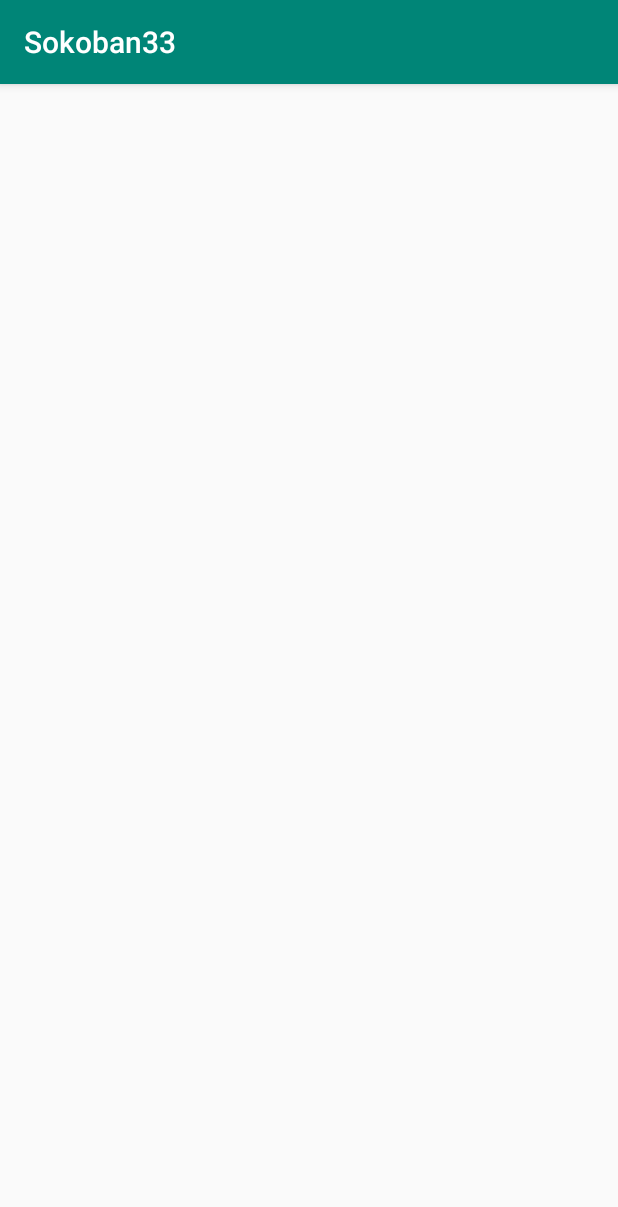
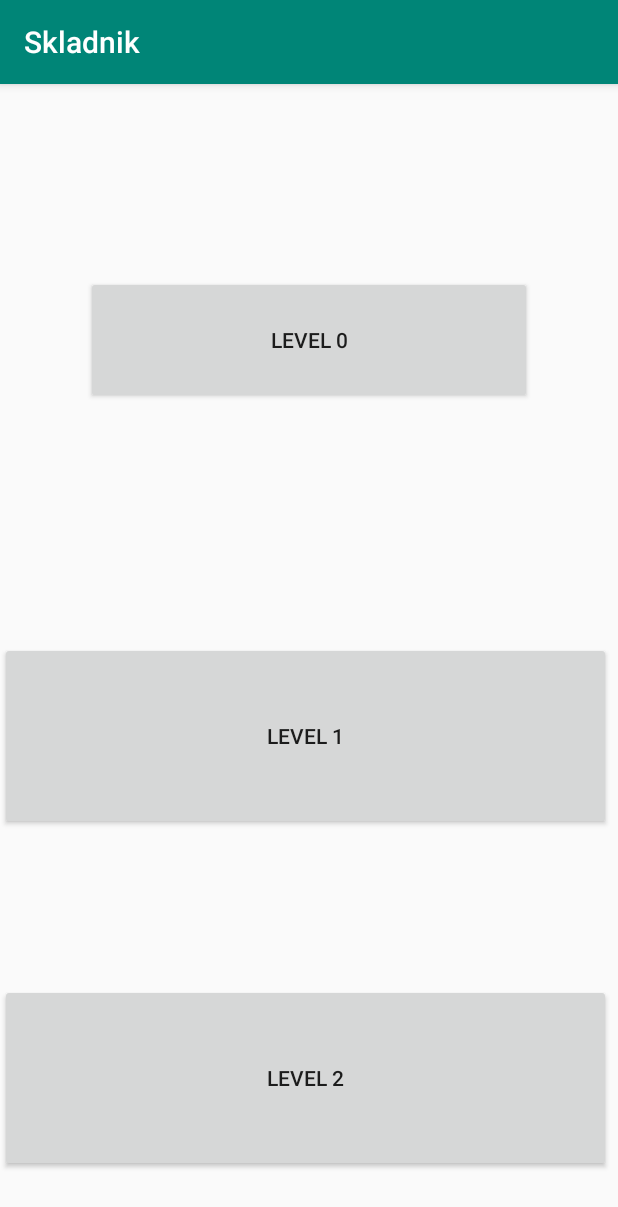
Before and after one commit to rddrdhd/TAMZII_Sokoban, an Android app: the LevelsActivity screen opened directly, with no data from a screen before it, on a phone screen of 412 x 824 dp. Shown: the top 1207 px of the screen. Run offline under Robolectric (Android 15) with nearby library versions, the phone set to English and light mode, and no system bars.

Commit message:
WIP: Levels

```diff
--- a/app/src/main/AndroidManifest.xml
+++ b/app/src/main/AndroidManifest.xml
@@ -10,7 +10,6 @@
         android:supportsRtl="true"
         android:theme="@style/AppTheme"
         tools:ignore="GoogleAppIndexingWarning">
-        <activity android:name=".LevelsActivity"></activity>
         <activity android:name=".MainActivity">
             <intent-filter>
                 <action android:name="android.intent.action.MAIN" />
@@ -18,7 +17,8 @@
                 <category android:name="android.intent.category.LAUNCHER" />
             </intent-filter>
         </activity>
-        <activity android:name=".SokoActivity"></activity>
+        <activity android:name=".SokoActivity" />
+        <activity android:name=".LevelsActivity" />
     </application>
 
 </manifest>
--- a/app/src/main/java/com/example/sokoban33/GameObject.java
+++ b/app/src/main/java/com/example/sokoban33/GameObject.java
@@ -21,6 +21,7 @@ class GameObject {
         if (E.resetingLevel){
             this.posX = E.startX;
             this.posY = E.startY;
+            E.touches = 0;
             E.resetingLevel = false;
         }
 
--- a/app/src/main/java/com/example/sokoban33/SokoActivity.java
+++ b/app/src/main/java/com/example/sokoban33/SokoActivity.java
@@ -1,5 +1,6 @@
 package com.example.sokoban33;
 
+import android.content.Intent;
 import android.os.Bundle;
 import android.support.v7.app.AppCompatActivity;
 import android.view.Menu;
@@ -21,10 +22,11 @@ public class SokoActivity extends AppCompatActivity {
     public boolean onOptionsItemSelected(MenuItem item) {
         switch (item.getItemId()) {
             case R.id.levels:
-                // do something
+                Intent i = new Intent(this, LevelsActivity.class);
+                startActivity(i);
                 return true;
+
             case R.id.reset:
-
                 View sokoV = findViewById(R.id.sokoView);
                 E.actualLevelArray = E.LEVELS[E.actualLevel].clone();
                 E.resetingLevel = true;
--- a/app/src/main/res/layout/activity_levels.xml
+++ b/app/src/main/res/layout/activity_levels.xml
@@ -6,4 +6,48 @@
     android:layout_height="match_parent"
     tools:context=".LevelsActivity">
 
+    <!--ListView
+        android:id="@+id/listView1"
+        android:layout_width="fill_parent"
+        android:layout_height="wrap_content"
+        android:background="#1D1D1D"
+        android:divider="#A2A2A2"
+        android:dividerHeight="2px">
+    </ListView-->
+
+
+    <Button
+        android:id="@+id/buttLev0"
+        android:layout_width="297dp"
+        android:layout_height="85dp"
+        android:layout_marginTop="128dp"
+        android:text="Level 0"
+        android:onClick="setLevel0"
+        app:layout_constraintEnd_toEndOf="parent"
+        app:layout_constraintStart_toStartOf="parent"
+        app:layout_constraintTop_toTopOf="parent" />
+
+    <Button
+        android:id="@+id/buttLev1"
+        android:layout_width="407dp"
+        android:layout_height="125dp"
+        android:layout_marginTop="372dp"
+        android:text="Level 1"
+        android:onClick="setLevel1"
+        app:layout_constraintEnd_toEndOf="parent"
+        app:layout_constraintHorizontal_bias="0.0"
+        app:layout_constraintStart_toStartOf="parent"
+        app:layout_constraintTop_toTopOf="parent" />
+
+    <Button
+        android:id="@+id/buttLev2"
+        android:layout_width="407dp"
+        android:layout_height="125dp"
+        android:layout_marginTop="600dp"
+        android:text="Level 2"
+        android:onClick="setLevel2"
+        app:layout_constraintEnd_toEndOf="parent"
+        app:layout_constraintHorizontal_bias="0.0"
+        app:layout_constraintStart_toStartOf="parent"
+        app:layout_constraintTop_toTopOf="parent" />
 </android.support.constraint.ConstraintLayout>
--- a/app/src/main/res/values/strings.xml
+++ b/app/src/main/res/values/strings.xml
@@ -1,3 +1,3 @@
 <resources>
-    <string name="app_name">Sokoban33</string>
+    <string name="app_name">Skladnik</string>
 </resources>
```
Also changed, not shown: app/src/main/java/com/example/sokoban33/E.java (+23 -5 lines), app/src/main/java/com/example/sokoban33/LevelEntry.java (added, +15 -0 lines), app/src/main/java/com/example/sokoban33/LevelsActivity.java (+31 -2 lines), app/src/main/java/com/example/sokoban33/SokoView.java (+7 -6 lines), app/src/main/java/com/example/sokoban33/_LevelsActivity.java (added, +72 -0 lines), app/src/main/res/layout/_list_entry_layout.xml (added, +59 -0 lines).
